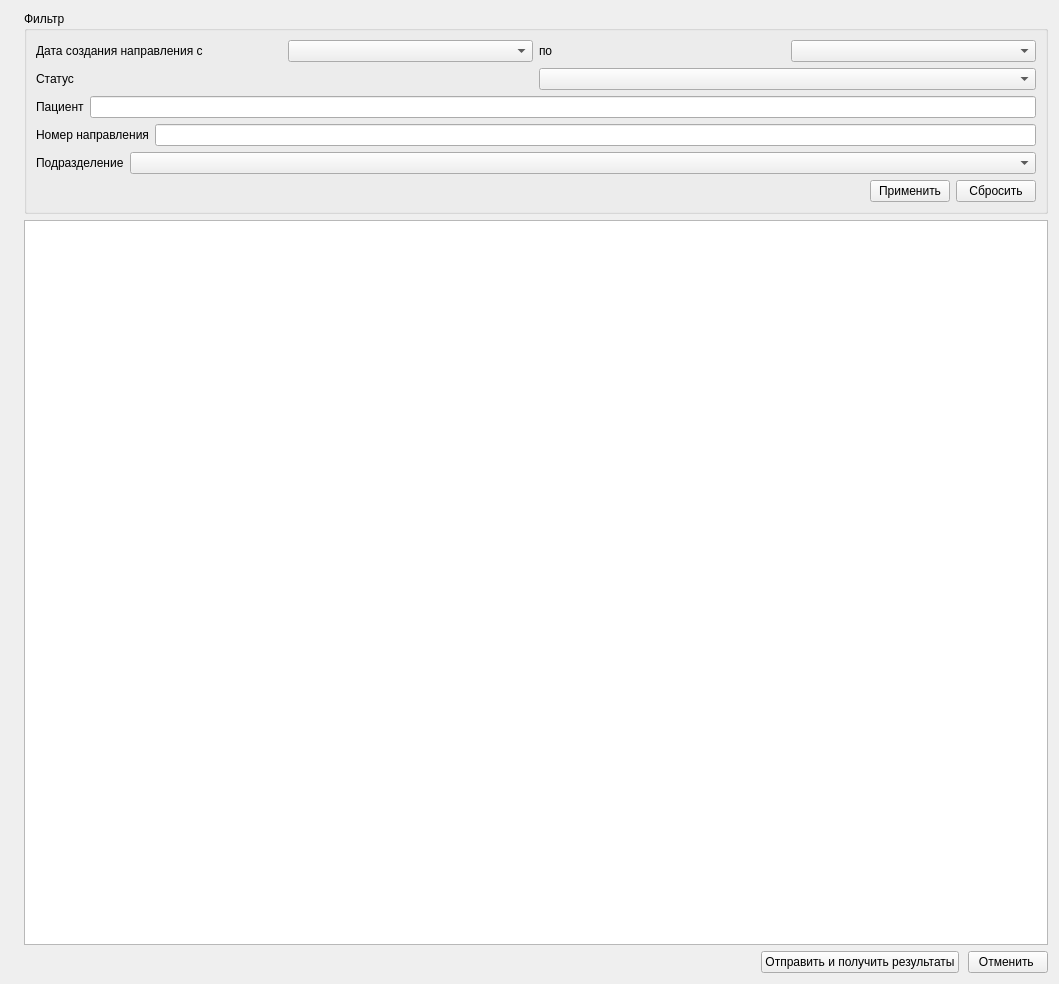
First picture: the form in Exchange/AriadnaDialog/Odli.ui, repository rusingineer/KPS-Samson, before the edit.
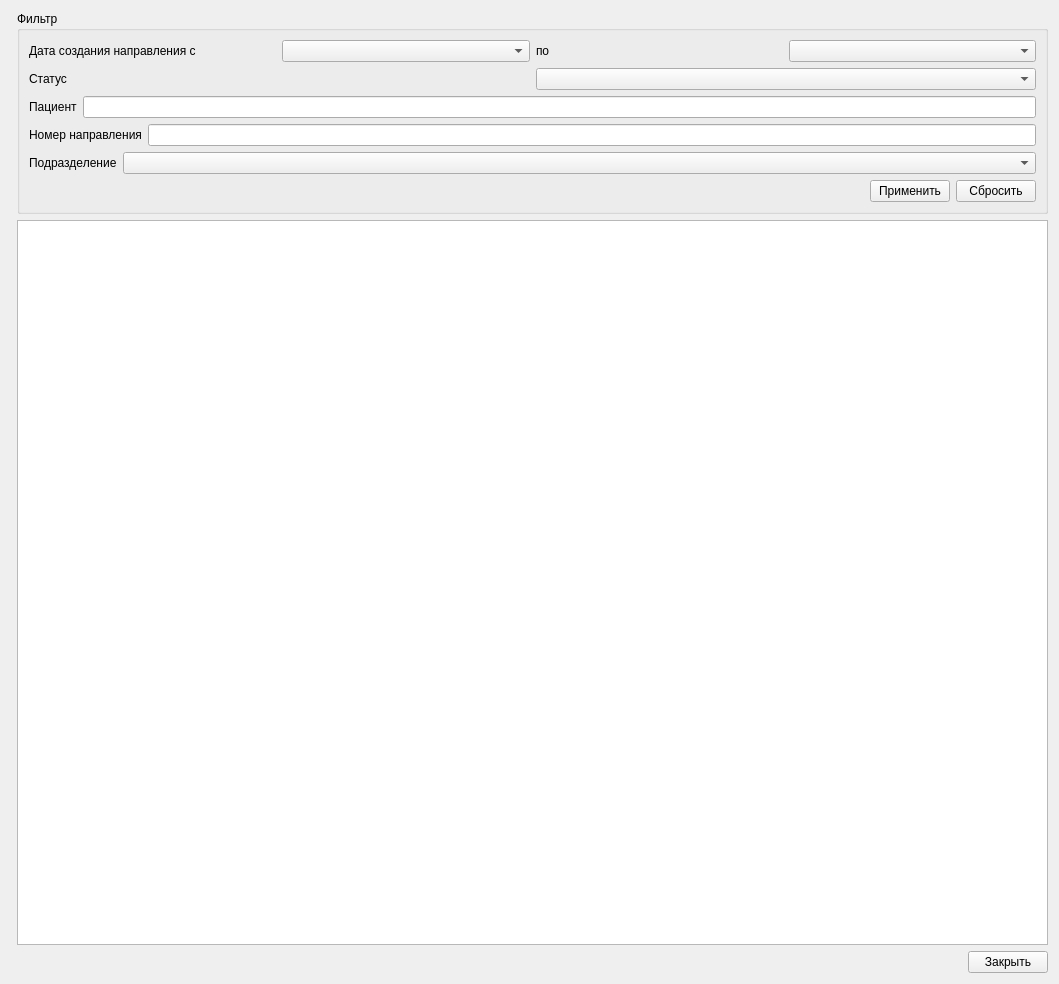
Second picture: the form after the edit. Custom widgets are drawn as their Qt base class.

```diff
--- a/Exchange/AriadnaDialog/Odli.ui
+++ b/Exchange/AriadnaDialog/Odli.ui
@@ -20,10 +20,47 @@
    <string>Обмен данными лабораторных исследований</string>
   </property>
   <layout class="QGridLayout" name="gridLayout_8">
-   <item row="0" column="0">
-    <widget class="QLabel" name="lblRecordsCount">
-     <property name="text">
-      <string/>
+   <item row="4" column="0" colspan="2">
+    <layout class="QGridLayout" name="gridLayout_5">
+     <property name="horizontalSpacing">
+      <number>9</number>
+     </property>
+     <item row="2" column="2">
+      <widget class="QPushButton" name="btnClose">
+       <property name="text">
+        <string>Закрыть</string>
+       </property>
+      </widget>
+     </item>
+     <item row="2" column="0">
+      <widget class="QLabel" name="lblRecordsCount">
+       <property name="text">
+        <string/>
+       </property>
+      </widget>
+     </item>
+     <item row="2" column="1">
+      <spacer name="horizontalSpacer_2">
+       <property name="orientation">
+        <enum>Qt::Horizontal</enum>
+       </property>
+       <property name="sizeHint" stdset="0">
+        <size>
+         <width>40</width>
+         <height>20</height>
+        </size>
+       </property>
+      </spacer>
+     </item>
+    </layout>
+   </item>
+   <item row="3" column="1">
+    <widget class="CTableView" name="tblActionODLI">
+     <property name="sizePolicy">
+      <sizepolicy hsizetype="Expanding" vsizetype="Expanding">
+       <horstretch>0</horstretch>
+       <verstretch>0</verstretch>
+      </sizepolicy>
      </property>
     </widget>
    </item>
@@ -197,50 +234,6 @@
      </layout>
     </widget>
    </item>
-   <item row="1" column="1">
-    <widget class="CTableView" name="tblActionODLI">
-     <property name="sizePolicy">
-      <sizepolicy hsizetype="Expanding" vsizetype="Expanding">
-       <horstretch>0</horstretch>
-       <verstretch>0</verstretch>
-      </sizepolicy>
-     </property>
-    </widget>
-   </item>
-   <item row="2" column="0" colspan="2">
-    <layout class="QGridLayout" name="gridLayout_5">
-     <property name="horizontalSpacing">
-      <number>9</number>
-     </property>
-     <item row="1" column="2">
-      <widget class="QPushButton" name="btnClose">
-       <property name="text">
-        <string>Отменить </string>
-       </property>
-      </widget>
-     </item>
-     <item row="1" column="0">
-      <spacer name="horizontalSpacer_2">
-       <property name="orientation">
-        <enum>Qt::Horizontal</enum>
-       </property>
-       <property name="sizeHint" stdset="0">
-        <size>
-         <width>40</width>
-         <height>20</height>
-        </size>
-       </property>
-      </spacer>
-     </item>
-     <item row="1" column="1">
-      <widget class="QPushButton" name="btnOk">
-       <property name="text">
-        <string>Отправить и получить результаты</string>
-       </property>
-      </widget>
-     </item>
-    </layout>
-   </item>
   </layout>
  </widget>
  <customwidgets>
```
